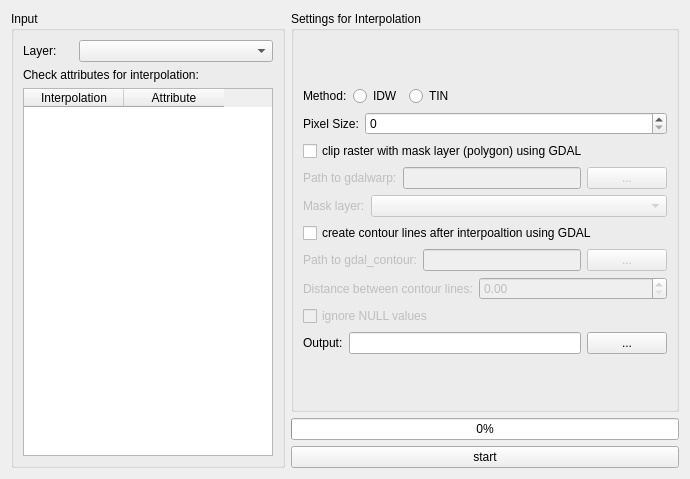
Qt form src/BatchInterpolation/batch_interpolation_dialog_base.ui (jagodki/Batch-Interpolation) before a commit.
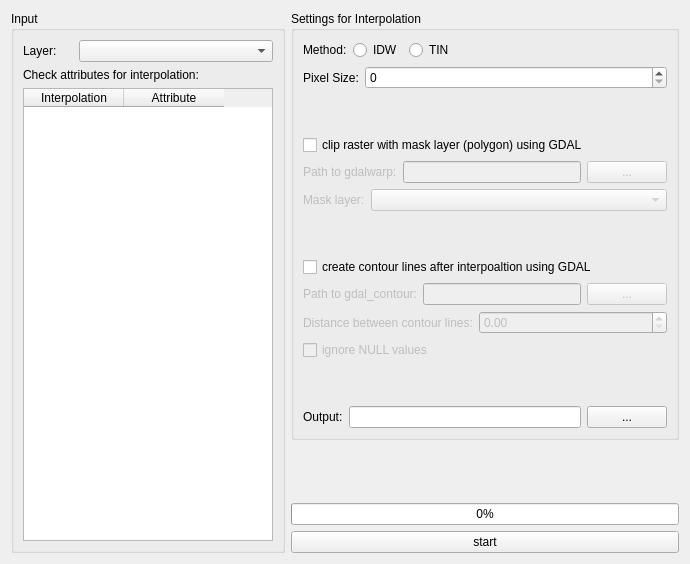
The same form after that commit.

What changed in the file:
```diff
--- a/src/BatchInterpolation/batch_interpolation_dialog_base.ui
+++ b/src/BatchInterpolation/batch_interpolation_dialog_base.ui
@@ -7,7 +7,7 @@
     <x>0</x>
     <y>0</y>
     <width>690</width>
-    <height>479</height>
+    <height>564</height>
    </rect>
   </property>
   <property name="sizePolicy">
@@ -213,6 +213,19 @@
               </item>
              </layout>
             </item>
+            <item>
+             <spacer name="verticalSpacer">
+              <property name="orientation">
+               <enum>Qt::Vertical</enum>
+              </property>
+              <property name="sizeHint" stdset="0">
+               <size>
+                <width>20</width>
+                <height>40</height>
+               </size>
+              </property>
+             </spacer>
+            </item>
             <item>
              <layout class="QHBoxLayout" name="horizontalLayout_10">
               <item>
@@ -251,6 +264,9 @@
                 <property name="text">
                  <string>...</string>
                 </property>
+                <property name="autoDefault">
+                 <bool>false</bool>
+                </property>
                </widget>
               </item>
              </layout>
@@ -288,6 +304,19 @@
               </item>
              </layout>
             </item>
+            <item>
+             <spacer name="verticalSpacer_2">
+              <property name="orientation">
+               <enum>Qt::Vertical</enum>
+              </property>
+              <property name="sizeHint" stdset="0">
+               <size>
+                <width>20</width>
+                <height>40</height>
+               </size>
+              </property>
+             </spacer>
+            </item>
             <item>
              <layout class="QVBoxLayout" name="verticalLayout_5">
               <item>
@@ -383,6 +412,19 @@
               </item>
              </layout>
             </item>
+            <item>
+             <spacer name="verticalSpacer_3">
+              <property name="orientation">
+               <enum>Qt::Vertical</enum>
+              </property>
+              <property name="sizeHint" stdset="0">
+               <size>
+                <width>20</width>
+                <height>40</height>
+               </size>
+              </property>
+             </spacer>
+            </item>
             <item>
              <layout class="QHBoxLayout" name="horizontalLayout_8">
               <item>
@@ -412,6 +454,19 @@
          </layout>
         </widget>
        </item>
+       <item>
+        <spacer name="verticalSpacer_4">
+         <property name="orientation">
+          <enum>Qt::Vertical</enum>
+         </property>
+         <property name="sizeHint" stdset="0">
+          <size>
+           <width>20</width>
+           <height>40</height>
+          </size>
+         </property>
+        </spacer>
+       </item>
        <item>
         <widget class="QProgressBar" name="progressBar">
          <property name="value">
```
